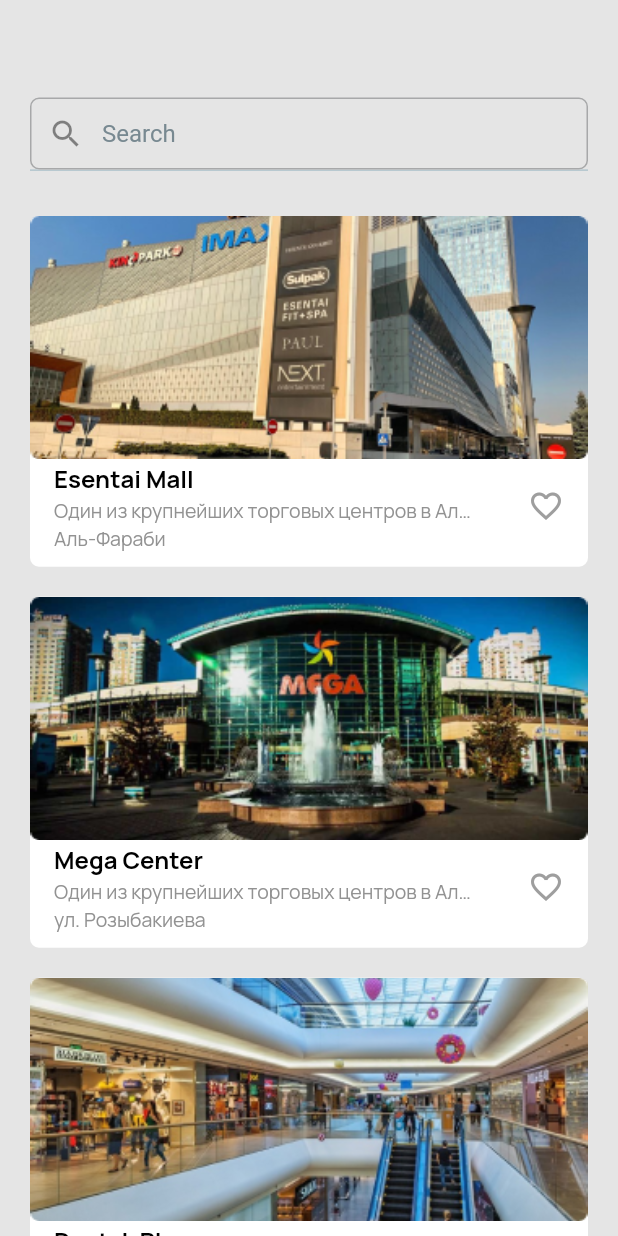
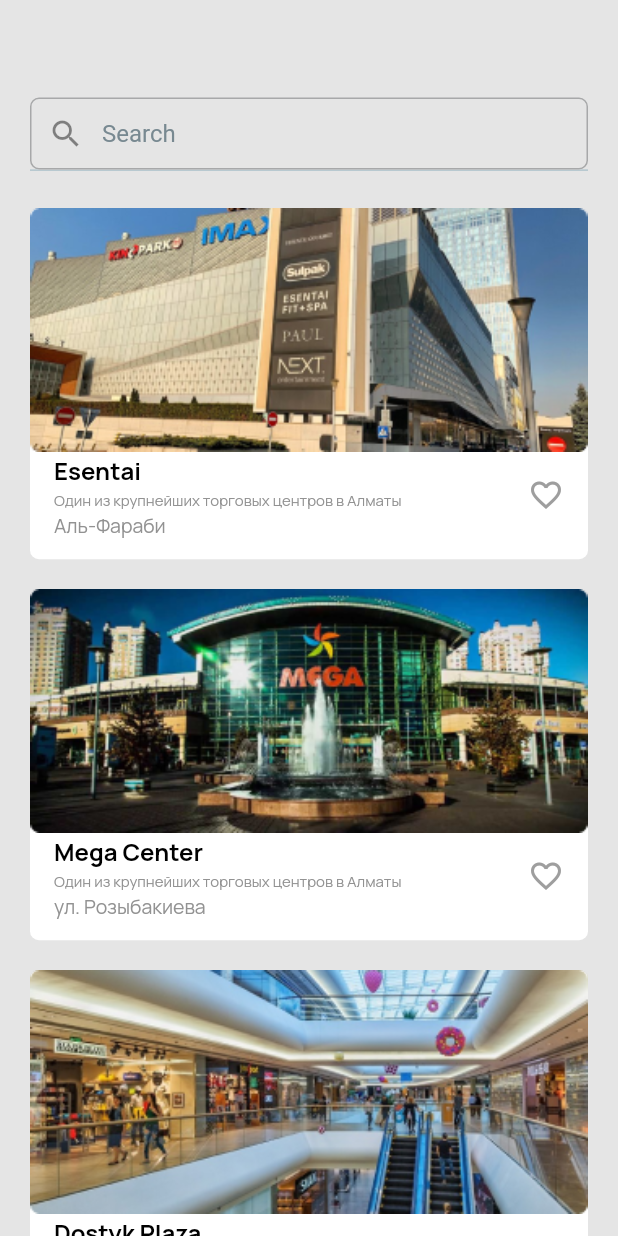
Before and after one commit to blacKKiller080/TestTask, a Flutter app: the HomeScreen screen opened by its route, on a phone screen of 412 x 824 dp. Run offline on Flutter 3.47's test engine with Material 2 defaults, Android fonts, the phone set to English and light mode, and no system bars; our stand-ins replace flutter_svg, font_awesome_flutter, google_fonts, mask_text_input_formatter, sizer.

Commit message:
develop test

```diff
--- a/lib/core/components/main_containers.dart
+++ b/lib/core/components/main_containers.dart
@@ -60,7 +60,7 @@
                             style: GoogleFonts.manrope(
                               fontWeight: FontWeight.w400,
                               color: Color.fromARGB(255, 146, 146, 146),
-                              fontSize: 13,
+                              fontSize: 10,
                               height: 1.5,
                             ),
                           ),
--- a/lib/modules/system/screens/home_screen.dart
+++ b/lib/modules/system/screens/home_screen.dart
@@ -33,7 +33,7 @@
           children: [
             CommonInput(
               "Search",
-              margin: EdgeInsets.only(top: 65, bottom: 30),
+              margin: EdgeInsets.only(top: 65, bottom: 25),
               type: InputType.TEXT,
               controller: searchController,
               contentPaddingVertical: 10,
@@ -49,7 +49,7 @@
                 children: [
                   MainContainers(
                     'assets/images/png/esentai.png',
-                    'Esentai Mall',
+                    'Esentai',
                     'Один из крупнейших торговых центров в Алматы',
                     'Аль-Фараби',
                     Routes.esentai_screen,
```
